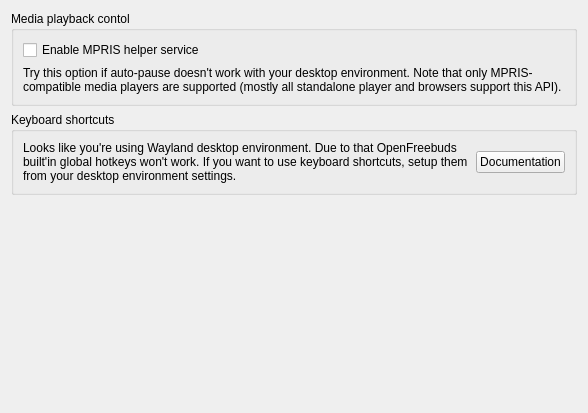
Before: the Qt Designer form openfreebuds_qt/designer/linux_extras.ui in melianmiko/OpenFreebuds, drawn with Qt 5.
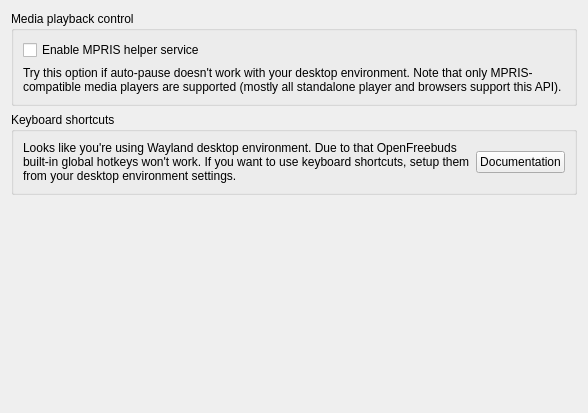
After: the same form once the commit is applied.

```diff
--- a/openfreebuds_qt/designer/linux_extras.ui
+++ b/openfreebuds_qt/designer/linux_extras.ui
@@ -17,7 +17,7 @@
    <item>
     <widget class="QGroupBox" name="groupBox">
      <property name="title">
-      <string>Media playback contol</string>
+      <string>Media playback control</string>
      </property>
      <layout class="QVBoxLayout" name="verticalLayout">
       <item>
@@ -49,7 +49,7 @@
       <item>
        <widget class="QLabel" name="label_2">
         <property name="text">
-         <string>Looks like you're using Wayland desktop environment. Due to that OpenFreebuds built'in global hotkeys won't work. If you want to use keyboard shortcuts, setup them from your desktop environment settings.</string>
+         <string>Looks like you're using Wayland desktop environment. Due to that OpenFreebuds built-in global hotkeys won't work. If you want to use keyboard shortcuts, setup them from your desktop environment settings.</string>
         </property>
         <property name="wordWrap">
          <bool>true</bool>
```
